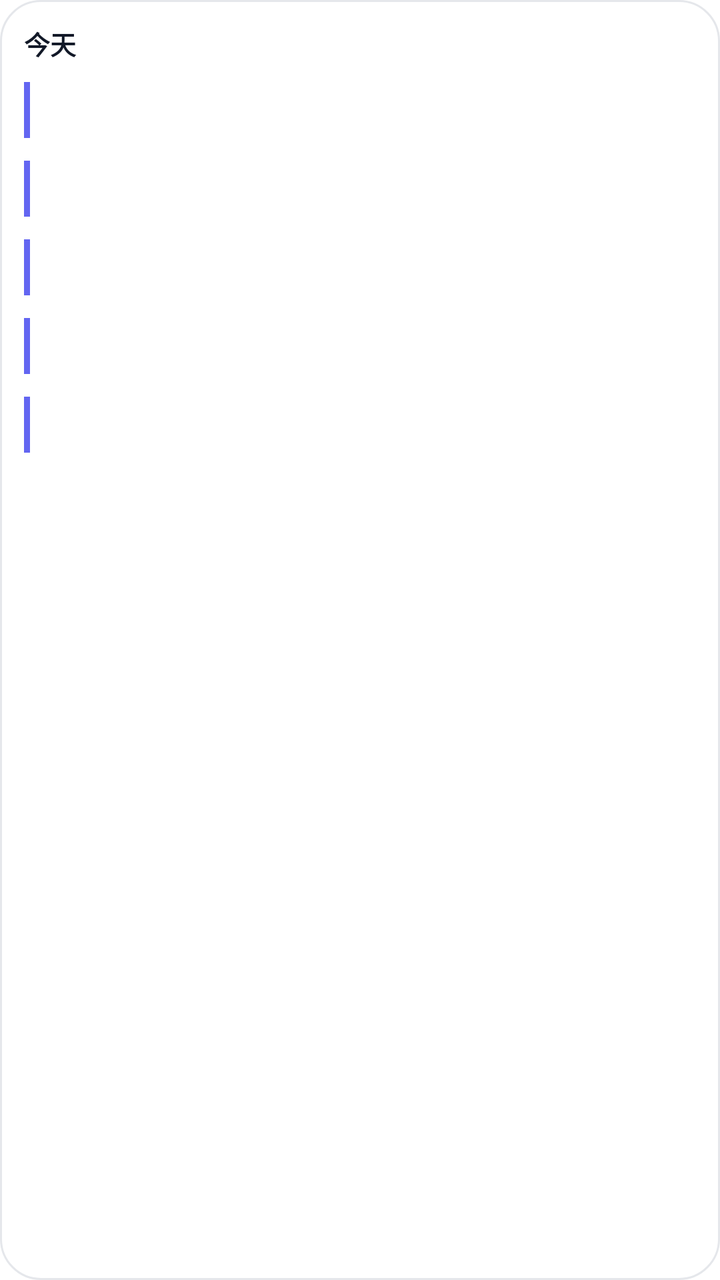
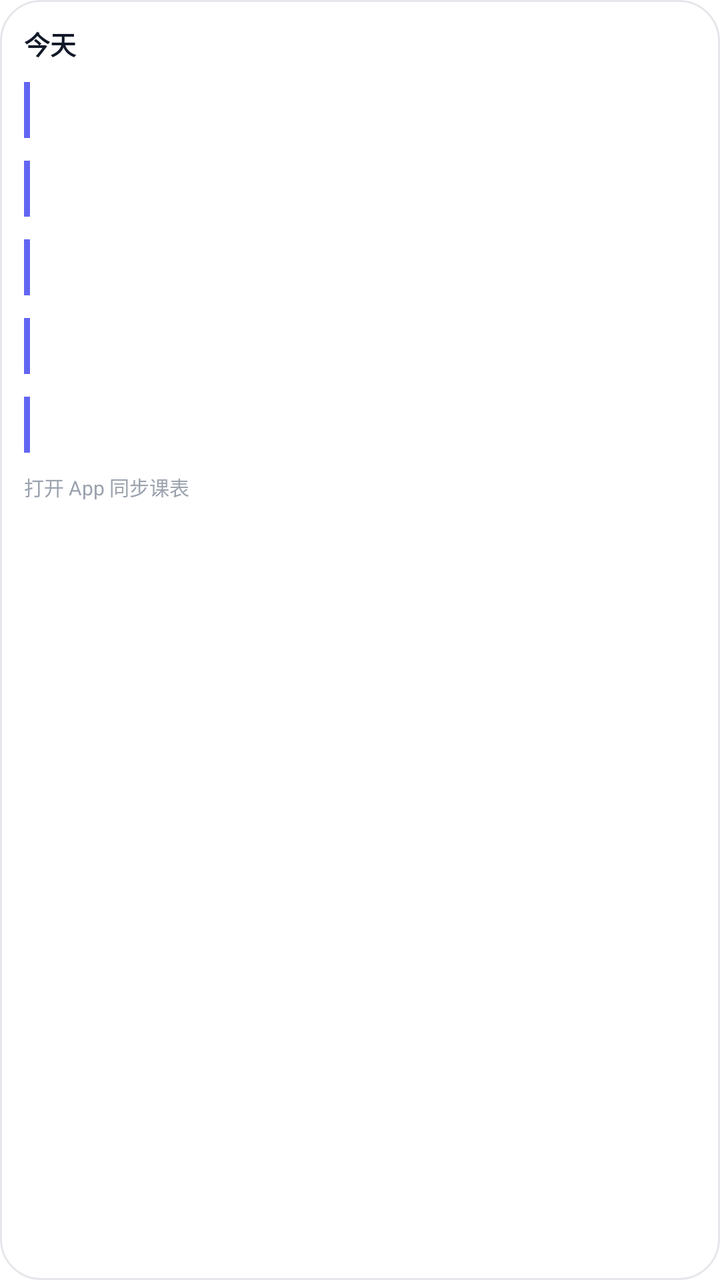

Screens rendered from an Android XML layout before and after an edit, with the pre-edit source and the edit as a unified diff.
<!-- AndroidManifest.xml: fallback theme Theme.MaterialComponents.DayNight.NoActionBar -->
<!-- res/layout/widget_today.xml -->
<?xml version="1.0" encoding="utf-8"?>
<LinearLayout xmlns:android="http://schemas.android.com/apk/res/android"
    android:id="@+id/widget_root"
    android:layout_width="match_parent"
    android:layout_height="match_parent"
    android:background="@drawable/widget_bg"
    android:orientation="vertical"
    android:padding="12dp">

    
    <LinearLayout
        android:layout_width="match_parent"
        android:layout_height="wrap_content"
        android:gravity="center_vertical"
        android:orientation="horizontal">

        <TextView
            android:id="@+id/widget_date"
            android:layout_width="0dp"
            android:layout_height="wrap_content"
            android:layout_weight="1"
            android:maxLines="1"
            android:ellipsize="end"
            android:text="今天"
            android:textColor="#111827"
            android:textSize="13sp"
            android:textStyle="bold" />

        <TextView
            android:id="@+id/widget_week"
            android:layout_width="wrap_content"
            android:layout_height="wrap_content"
            android:maxLines="1"
            android:text=""
            android:textColor="#6366F1"
            android:textSize="11sp" />
    </LinearLayout>

    
    <LinearLayout
        android:id="@+id/row_1"
        android:layout_width="match_parent"
        android:layout_height="wrap_content"
        android:gravity="center_vertical"
        android:orientation="horizontal"
        android:paddingTop="8dp">

        <View
            android:id="@+id/bar_1"
            android:layout_width="3dp"
            android:layout_height="28dp"
            android:layout_marginEnd="8dp"
            android:background="#6366F1" />

        <LinearLayout
            android:layout_width="0dp"
            android:layout_height="wrap_content"
            android:layout_weight="1"
            android:orientation="vertical">

            <TextView
                android:id="@+id/name_1"
                android:layout_width="match_parent"
                android:layout_height="wrap_content"
                android:ellipsize="end"
                android:maxLines="1"
                android:textColor="#111827"
                android:textSize="13sp"
                android:textStyle="bold" />

            <TextView
                android:id="@+id/loc_1"
                android:layout_width="match_parent"
                android:layout_height="wrap_content"
                android:ellipsize="end"
                android:maxLines="1"
                android:textColor="#6B7280"
                android:textSize="10sp" />
        </LinearLayout>

        <TextView
            android:id="@+id/time_1"
            android:layout_width="wrap_content"
            android:layout_height="wrap_content"
            android:layout_marginStart="6dp"
            android:maxLines="1"
            android:textColor="#374151"
            android:textSize="10sp" />
    </LinearLayout>

    
    <LinearLayout
        android:id="@+id/row_2"
        android:layout_width="match_parent"
        android:layout_height="wrap_content"
        android:gravity="center_vertical"
        android:orientation="horizontal"
        android:paddingTop="8dp">

        <View
            android:id="@+id/bar_2"
            android:layout_width="3dp"
            android:layout_height="28dp"
            android:layout_marginEnd="8dp"
            android:background="#6366F1" />

        <LinearLayout
            android:layout_width="0dp"
            android:layout_height="wrap_content"
            android:layout_weight="1"
            android:orientation="vertical">

            <TextView
                android:id="@+id/name_2"
                android:layout_width="match_parent"
                android:layout_height="wrap_content"
                android:ellipsize="end"
                android:maxLines="1"
                android:textColor="#111827"
                android:textSize="13sp"
                android:textStyle="bold" />

            <TextView
                android:id="@+id/loc_2"
                android:layout_width="match_parent"
                android:layout_height="wrap_content"
                android:ellipsize="end"
                android:maxLines="1"
                android:textColor="#6B7280"
                android:textSize="10sp" />
        </LinearLayout>

        <TextView
            android:id="@+id/time_2"
            android:layout_width="wrap_content"
            android:layout_height="wrap_content"
            android:layout_marginStart="6dp"
            android:maxLines="1"
            android:textColor="#374151"
            android:textSize="10sp" />
    </LinearLayout>

    
    <LinearLayout
        android:id="@+id/row_3"
        android:layout_width="match_parent"
        android:layout_height="wrap_content"
        android:gravity="center_vertical"
        android:orientation="horizontal"
        android:paddingTop="8dp">

        <View
            android:id="@+id/bar_3"
            android:layout_width="3dp"
            android:layout_height="28dp"
            android:layout_marginEnd="8dp"
            android:background="#6366F1" />

        <LinearLayout
            android:layout_width="0dp"
            android:layout_height="wrap_content"
            android:layout_weight="1"
            android:orientation="vertical">

            <TextView
                android:id="@+id/name_3"
                android:layout_width="match_parent"
                android:layout_height="wrap_content"
                android:ellipsize="end"
                android:maxLines="1"
                android:textColor="#111827"
                android:textSize="13sp"
                android:textStyle="bold" />

            <TextView
                android:id="@+id/loc_3"
                android:layout_width="match_parent"
                android:layout_height="wrap_content"
                android:ellipsize="end"
                android:maxLines="1"
                android:textColor="#6B7280"
                android:textSize="10sp" />
        </LinearLayout>

        <TextView
            android:id="@+id/time_3"
            android:layout_width="wrap_content"
            android:layout_height="wrap_content"
            android:layout_marginStart="6dp"
            android:maxLines="1"
            android:textColor="#374151"
            android:textSize="10sp" />
    </LinearLayout>

    
    <LinearLayout
        android:id="@+id/row_4"
        android:layout_width="match_parent"
        android:layout_height="wrap_content"
        android:gravity="center_vertical"
        android:orientation="horizontal"
        android:paddingTop="8dp">

        <View
            android:id="@+id/bar_4"
            android:layout_width="3dp"
            android:layout_height="28dp"
            android:layout_marginEnd="8dp"
            android:background="#6366F1" />

        <LinearLayout
            android:layout_width="0dp"
            android:layout_height="wrap_content"
            android:layout_weight="1"
            android:orientation="vertical">

            <TextView
                android:id="@+id/name_4"
                android:layout_width="match_parent"
                android:layout_height="wrap_content"
                android:ellipsize="end"
                android:maxLines="1"
                android:textColor="#111827"
                android:textSize="13sp"
                android:textStyle="bold" />

            <TextView
                android:id="@+id/loc_4"
                android:layout_width="match_parent"
                android:layout_height="wrap_content"
                android:ellipsize="end"
                android:maxLines="1"
                android:textColor="#6B7280"
                android:textSize="10sp" />
        </LinearLayout>

        <TextView
            android:id="@+id/time_4"
            android:layout_width="wrap_content"
            android:layout_height="wrap_content"
            android:layout_marginStart="6dp"
            android:maxLines="1"
            android:textColor="#374151"
            android:textSize="10sp" />
    </LinearLayout>

    
    <LinearLayout
        android:id="@+id/row_5"
        android:layout_width="match_parent"
        android:layout_height="wrap_content"
        android:gravity="center_vertical"
        android:orientation="horizontal"
        android:paddingTop="8dp">

        <View
            android:id="@+id/bar_5"
            android:layout_width="3dp"
            android:layout_height="28dp"
            android:layout_marginEnd="8dp"
            android:background="#6366F1" />

        <LinearLayout
            android:layout_width="0dp"
            android:layout_height="wrap_content"
            android:layout_weight="1"
            android:orientation="vertical">

            <TextView
                android:id="@+id/name_5"
                android:layout_width="match_parent"
                android:layout_height="wrap_content"
                android:ellipsize="end"
                android:maxLines="1"
                android:textColor="#111827"
                android:textSize="13sp"
                android:textStyle="bold" />

            <TextView
                android:id="@+id/loc_5"
                android:layout_width="match_parent"
                android:layout_height="wrap_content"
                android:ellipsize="end"
                android:maxLines="1"
                android:textColor="#6B7280"
                android:textSize="10sp" />
        </LinearLayout>

        <TextView
            android:id="@+id/time_5"
            android:layout_width="wrap_content"
            android:layout_height="wrap_content"
            android:layout_marginStart="6dp"
            android:maxLines="1"
            android:textColor="#374151"
            android:textSize="10sp" />
    </LinearLayout>

    
    <TextView
        android:id="@+id/widget_empty"
        android:layout_width="match_parent"
        android:layout_height="wrap_content"
        android:paddingTop="10dp"
        android:paddingBottom="2dp"
        android:text="今天没课"
        android:textColor="#6B7280"
        android:textSize="12sp"
        android:visibility="gone" />

    <TextView
        android:id="@+id/widget_footer"
        android:layout_width="match_parent"
        android:layout_height="wrap_content"
        android:paddingTop="8dp"
        android:ellipsize="end"
        android:maxLines="1"
        android:textColor="#9CA3AF"
        android:textSize="10sp" />
</LinearLayout>
<!-- resources referenced by this layout -->
<resources>
  <!-- drawable widget_bg (drawable) -->
  <?xml version="1.0" encoding="utf-8"?>
  <shape xmlns:android="http://schemas.android.com/apk/res/android"
      android:shape="rectangle">
      <solid android:color="#FFFFFF" />
      <corners android:radius="20dp" />
      <stroke
          android:width="1dp"
          android:color="#E5E7EB" />
  </shape>
</resources>

<!-- the commit's change to res/layout/widget_today.xml (unified diff, before → after) -->
@@ -45,12 +45,14 @@
         android:orientation="horizontal"
         android:paddingTop="8dp">
 
-        <View
+        
+        <ImageView
             android:id="@+id/bar_1"
             android:layout_width="3dp"
             android:layout_height="28dp"
             android:layout_marginEnd="8dp"
-            android:background="#6366F1" />
+            android:background="#6366F1"
+            android:contentDescription="@null" />
 
         <LinearLayout
             android:layout_width="0dp"
@@ -97,12 +99,13 @@
         android:orientation="horizontal"
         android:paddingTop="8dp">
 
-        <View
+        <ImageView
             android:id="@+id/bar_2"
             android:layout_width="3dp"
             android:layout_height="28dp"
             android:layout_marginEnd="8dp"
-            android:background="#6366F1" />
+            android:background="#6366F1"
+            android:contentDescription="@null" />
 
         <LinearLayout
             android:layout_width="0dp"
@@ -149,12 +152,13 @@
         android:orientation="horizontal"
         android:paddingTop="8dp">
 
-        <View
+        <ImageView
             android:id="@+id/bar_3"
             android:layout_width="3dp"
             android:layout_height="28dp"
             android:layout_marginEnd="8dp"
-            android:background="#6366F1" />
+            android:background="#6366F1"
+            android:contentDescription="@null" />
 
         <LinearLayout
             android:layout_width="0dp"
@@ -201,12 +205,13 @@
         android:orientation="horizontal"
         android:paddingTop="8dp">
 
-        <View
+        <ImageView
             android:id="@+id/bar_4"
             android:layout_width="3dp"
             android:layout_height="28dp"
             android:layout_marginEnd="8dp"
-            android:background="#6366F1" />
+            android:background="#6366F1"
+            android:contentDescription="@null" />
 
         <LinearLayout
             android:layout_width="0dp"
@@ -253,12 +258,13 @@
         android:orientation="horizontal"
         android:paddingTop="8dp">
 
-        <View
+        <ImageView
             android:id="@+id/bar_5"
             android:layout_width="3dp"
             android:layout_height="28dp"
             android:layout_marginEnd="8dp"
-            android:background="#6366F1" />
+            android:background="#6366F1"
+            android:contentDescription="@null" />
 
         <LinearLayout
             android:layout_width="0dp"
@@ -308,6 +314,7 @@
         android:textSize="12sp"
         android:visibility="gone" />
 
+    
     <TextView
         android:id="@+id/widget_footer"
         android:layout_width="match_parent"
@@ -315,6 +322,8 @@
         android:paddingTop="8dp"
         android:ellipsize="end"
         android:maxLines="1"
+        android:text="打开 App 同步课表"
         android:textColor="#9CA3AF"
         android:textSize="10sp" />
+
 </LinearLayout>
